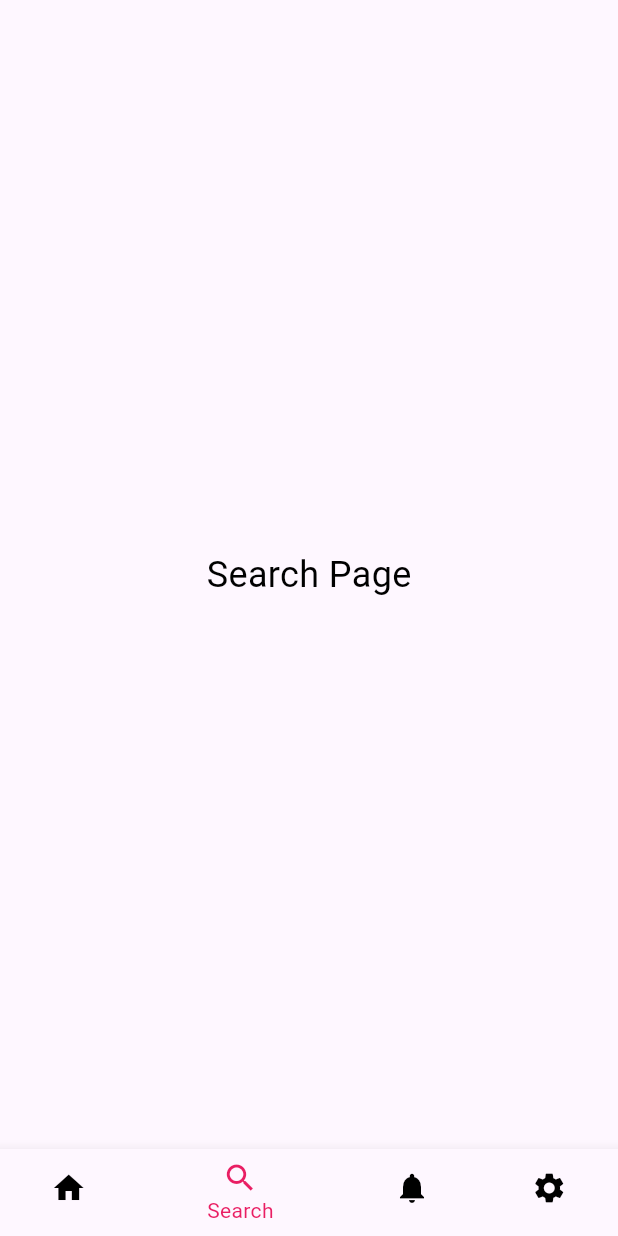
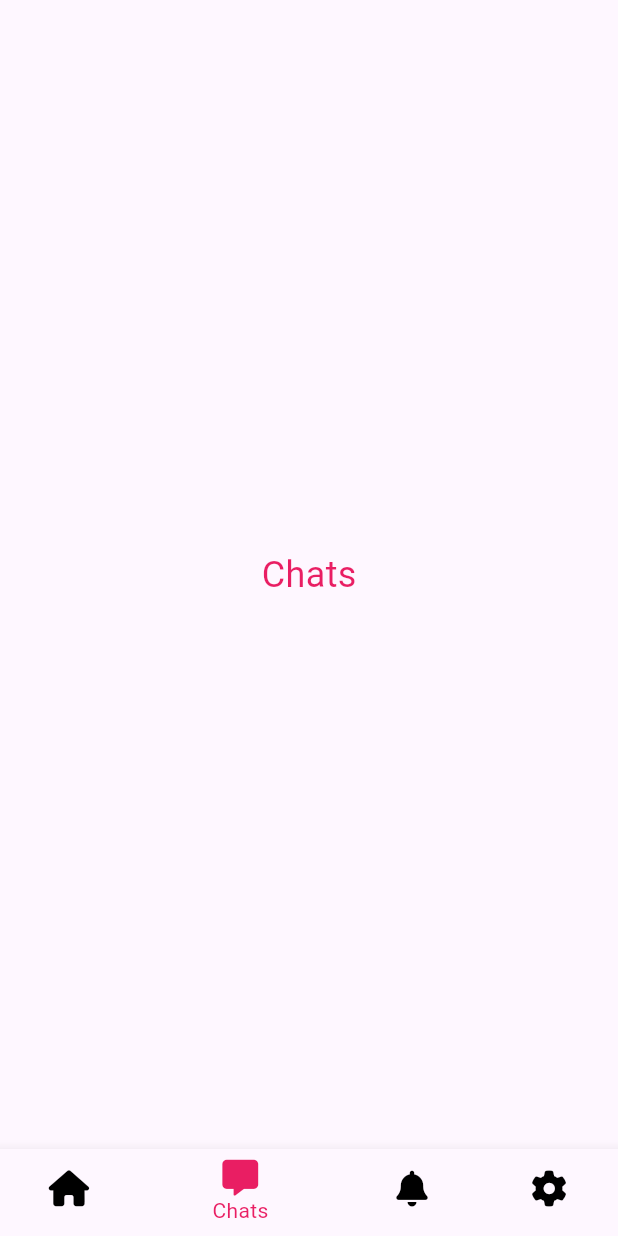
Before and after one commit to domib97/notes_app2, a Flutter app: the screen it shows after launch, item 2 of the bottom bar chosen, on a phone screen of 412 x 824 dp. Run offline on Flutter 3.47's test engine with Material 3 defaults, Android fonts, the phone set to English and light mode, and no system bars; drawn by our look-alikes of flutter_animate; our stand-ins replace font_awesome_flutter.

Commit message:
added something

```diff
--- a/lib/search_page.dart
+++ b/lib/chat_page.dart
@@ -1,11 +1,13 @@
 import 'package:flutter/material.dart';
+import 'package:flutter_animate/flutter_animate.dart';
+
 
 class SearchPage extends StatelessWidget {
   @override
   Widget build(BuildContext context) {
     return Scaffold(
       body: Center(
-        child: Text('Search Page', style: TextStyle(fontSize: 24, color: Colors.black)),
+        child: Text('Chats', style: TextStyle(fontSize: 24)).animate().fade().scale().tint(color: Colors.pink),
       ),
     );
   }
--- a/lib/main.dart
+++ b/lib/main.dart
@@ -1,6 +1,7 @@
 import 'package:flutter/material.dart';
+import 'package:font_awesome_flutter/font_awesome_flutter.dart';
 import 'note_page.dart';
-import 'search_page.dart';
+import 'chat_page.dart';
 import 'notifications_page.dart';
 import 'settings_page.dart';
 
@@ -40,19 +41,19 @@ class _MyAppState extends State<MyApp> {
         bottomNavigationBar: BottomNavigationBar(
           items: const <BottomNavigationBarItem>[
             BottomNavigationBarItem(
-              icon: Icon(Icons.home),
+              icon: FaIcon(FontAwesomeIcons.house),
               label: 'Home',
             ),
             BottomNavigationBarItem(
-              icon: Icon(Icons.search),
-              label: 'Search',
+              icon: FaIcon(FontAwesomeIcons.solidMessage),
+              label: 'Chats',
             ),
             BottomNavigationBarItem(
-              icon: Icon(Icons.notifications),
+              icon: FaIcon(FontAwesomeIcons.solidBell),
               label: 'Notifications',
             ),
             BottomNavigationBarItem(
-              icon: Icon(Icons.settings),
+              icon: FaIcon(FontAwesomeIcons.gear),
               label: 'Settings',
             ),
           ],
--- a/lib/note_page.dart
+++ b/lib/note_page.dart
@@ -167,7 +167,7 @@ class _NotePageState extends State<NotePage> {
               borderRadius: BorderRadius.circular(10.0),
             ),
             child: ListTile(
-              leading: Text(DateFormat('kk:mm:ss\nUTC+2')
+              leading: Text(DateFormat('kk:mm:ss')
                   .format(_notes[index].timestamp)),
               title: Text("@" + _notes[index].channel),
               subtitle: Text(_notes[index].content, style: TextStyle(fontSize: 21)),
--- a/pubspec.yaml
+++ b/pubspec.yaml
@@ -27,11 +27,13 @@ environment:
 # dependencies can be manually updated by changing the version numbers below to
 # the latest version available on pub.dev. To see which dependencies have newer
 # versions available, run `flutter pub outdated`.
+
 dependencies:
   flutter:
     sdk: flutter
   intl: ^0.19.0
-
+  font_awesome_flutter: 10.7.0
+  flutter_animate: ^4.5.0
 
   # The following adds the Cupertino Icons font to your application.
   # Use with the CupertinoIcons class for iOS style icons.
```
